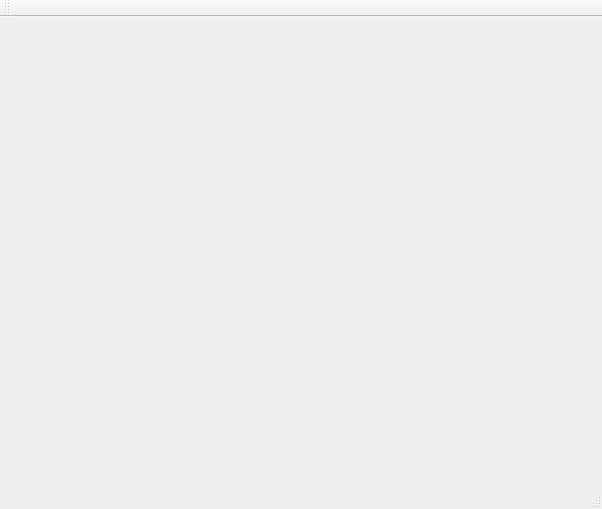
Above: TestApp/mainwindow.ui from karhu12/BankSimul500 before the change. Below: the same form after it.
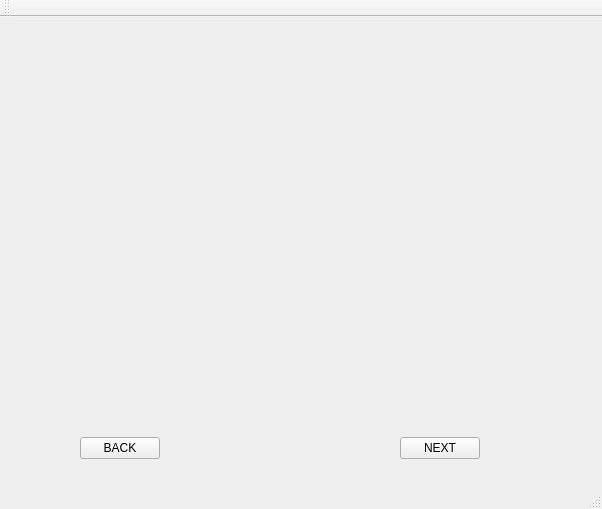
That is the form after the change.

```diff
--- a/TestApp/mainwindow.ui
+++ b/TestApp/mainwindow.ui
@@ -18,9 +18,9 @@
     <property name="geometry">
      <rect>
       <x>10</x>
-      <y>10</y>
-      <width>141</width>
-      <height>431</height>
+      <y>0</y>
+      <width>231</width>
+      <height>441</height>
      </rect>
     </property>
     <property name="baseSize">
@@ -32,13 +32,16 @@
     <property name="text">
      <string/>
     </property>
+    <property name="alignment">
+     <set>Qt::AlignHCenter|Qt::AlignTop</set>
+    </property>
    </widget>
    <widget class="QLabel" name="label_2">
     <property name="geometry">
      <rect>
-      <x>140</x>
+      <x>240</x>
       <y>0</y>
-      <width>141</width>
+      <width>101</width>
       <height>431</height>
      </rect>
     </property>
@@ -51,13 +54,16 @@
     <property name="text">
      <string/>
     </property>
+    <property name="alignment">
+     <set>Qt::AlignHCenter|Qt::AlignTop</set>
+    </property>
    </widget>
    <widget class="QLabel" name="label_3">
     <property name="geometry">
      <rect>
-      <x>280</x>
-      <y>10</y>
-      <width>141</width>
+      <x>340</x>
+      <y>0</y>
+      <width>91</width>
       <height>431</height>
      </rect>
     </property>
@@ -70,13 +76,16 @@
     <property name="text">
      <string/>
     </property>
+    <property name="alignment">
+     <set>Qt::AlignHCenter|Qt::AlignTop</set>
+    </property>
    </widget>
    <widget class="QLabel" name="label_4">
     <property name="geometry">
      <rect>
-      <x>460</x>
-      <y>10</y>
-      <width>141</width>
+      <x>430</x>
+      <y>0</y>
+      <width>171</width>
       <height>431</height>
      </rect>
     </property>
@@ -88,6 +97,35 @@
     </property>
     <property name="text">
      <string/>
+    </property>
+    <property name="alignment">
+     <set>Qt::AlignHCenter|Qt::AlignTop</set>
+    </property>
+   </widget>
+   <widget class="QPushButton" name="pushButton">
+    <property name="geometry">
+     <rect>
+      <x>80</x>
+      <y>420</y>
+      <width>80</width>
+      <height>22</height>
+     </rect>
+    </property>
+    <property name="text">
+     <string>BACK</string>
+    </property>
+   </widget>
+   <widget class="QPushButton" name="pushButton_2">
+    <property name="geometry">
+     <rect>
+      <x>400</x>
+      <y>420</y>
+      <width>80</width>
+      <height>22</height>
+     </rect>
+    </property>
+    <property name="text">
+     <string>NEXT</string>
     </property>
    </widget>
   </widget>
```
